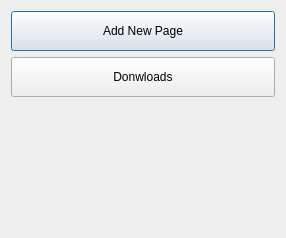
Before: the Qt Designer form dialog_ops.ui in Jhonattan-rocha/Navegador, drawn with Qt 5.
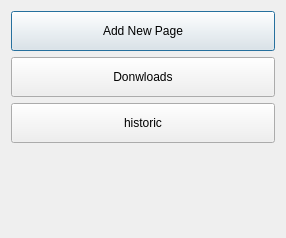
After: the same form once the commit is applied.

Diff of the .ui file:
```diff
--- a/dialog_ops.ui
+++ b/dialog_ops.ui
@@ -54,6 +54,25 @@
        </property>
       </widget>
      </item>
+     <item>
+      <widget class="QPushButton" name="historic_page">
+       <property name="sizePolicy">
+        <sizepolicy hsizetype="Expanding" vsizetype="Expanding">
+         <horstretch>0</horstretch>
+         <verstretch>0</verstretch>
+        </sizepolicy>
+       </property>
+       <property name="maximumSize">
+        <size>
+         <width>16777215</width>
+         <height>40</height>
+        </size>
+       </property>
+       <property name="text">
+        <string>historic</string>
+       </property>
+      </widget>
+     </item>
      <item>
       <spacer name="verticalSpacer">
        <property name="orientation">
```
